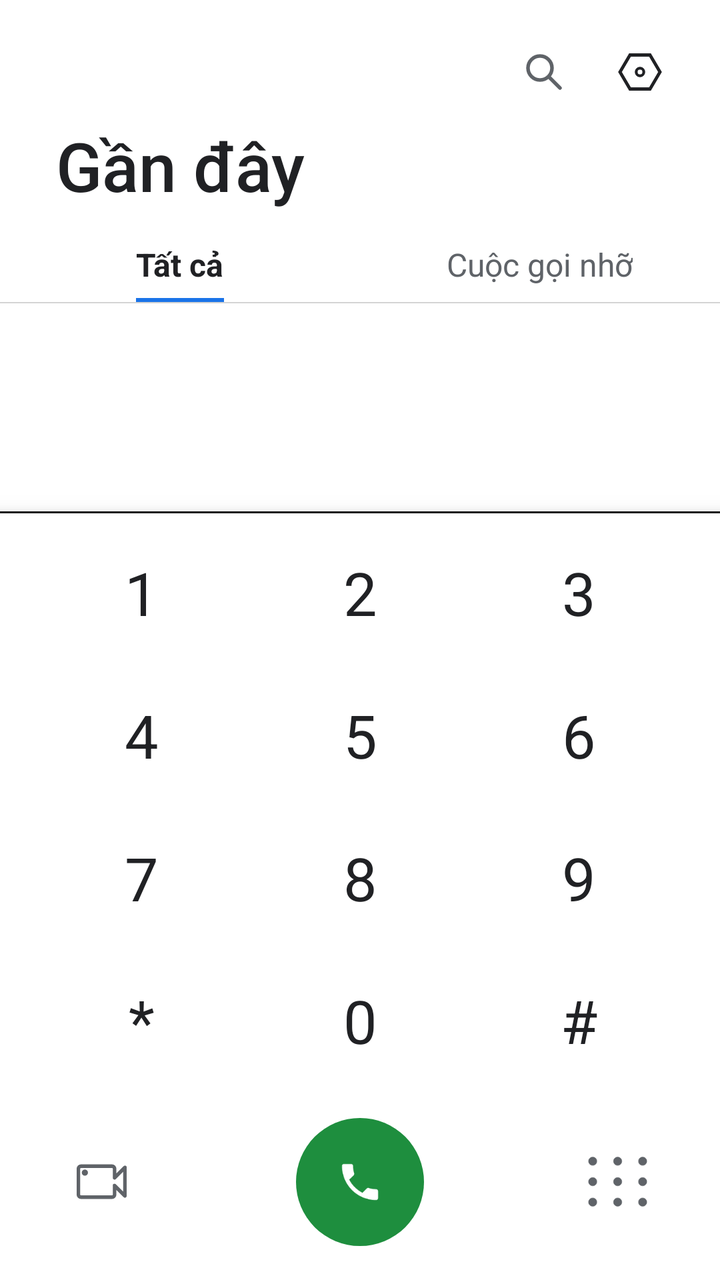
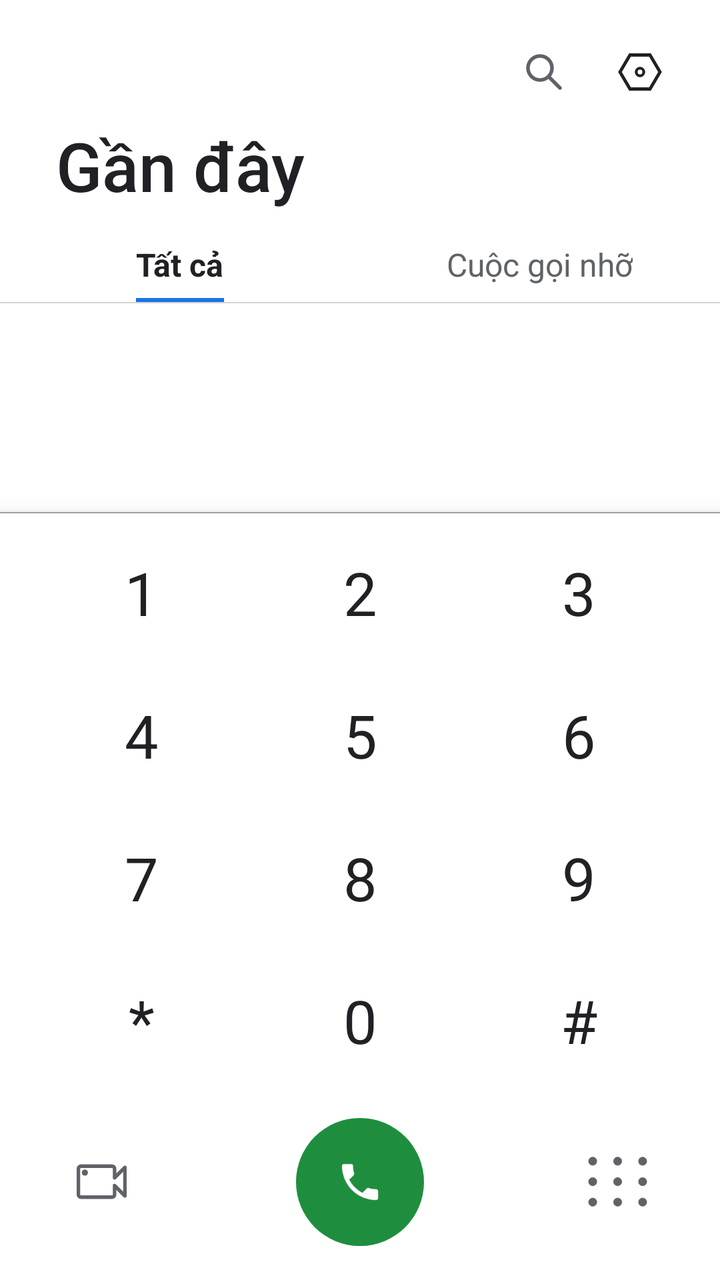

Two renders of the same Android screen: before a commit and after it. Below are the layout's source before the change and the commit's diff.
<!-- AndroidManifest.xml: application theme Theme.SimpleCall -->
<!-- res/layout/fragment_dialer.xml -->
<?xml version="1.0" encoding="utf-8"?>
<LinearLayout xmlns:android="http://schemas.android.com/apk/res/android"
    xmlns:app="http://schemas.android.com/apk/res-auto"
    xmlns:tools="http://schemas.android.com/tools"
    android:layout_width="match_parent"
    android:layout_height="match_parent"
    android:orientation="vertical"
    android:background="@color/bg">

    
    <LinearLayout
        android:id="@+id/llDialerHeader"
        android:layout_width="match_parent" android:layout_height="wrap_content"
        android:orientation="vertical">

        <FrameLayout
            android:layout_width="match_parent" android:layout_height="wrap_content"
            android:paddingTop="16dp" android:paddingEnd="20dp">
            <LinearLayout
                android:layout_width="wrap_content" android:layout_height="wrap_content"
                android:layout_gravity="end"
                android:orientation="horizontal">
                <ImageButton
                    android:id="@+id/btnDialerSearch"
                    android:layout_width="40dp" android:layout_height="40dp"
                    android:background="@android:color/transparent"
                    android:src="@drawable/ic_search"
                    android:contentDescription="@string/search" />
                <ImageButton
                    android:id="@+id/btnDialerSettings"
                    android:layout_width="40dp" android:layout_height="40dp"
                    android:layout_marginStart="8dp"
                    android:background="@android:color/transparent"
                    android:src="@drawable/ic_hexagon_settings"
                    android:contentDescription="@string/settings" />
            </LinearLayout>
        </FrameLayout>

        
        <LinearLayout
            android:id="@+id/searchBarDialer"
            android:layout_width="match_parent"
            android:layout_height="wrap_content"
            android:orientation="horizontal"
            android:gravity="center_vertical"
            android:paddingStart="12dp" android:paddingEnd="8dp"
            android:paddingTop="6dp" android:paddingBottom="4dp"
            android:visibility="gone">
            <EditText
                android:id="@+id/etSearchDialer"
                android:layout_width="0dp"
                android:layout_height="40dp"
                android:layout_weight="1"
                android:background="@drawable/bg_search"
                android:hint="Tìm số hoặc tên..."
                android:textSize="15sp"
                android:textColor="@color/text_primary"
                android:textColorHint="@color/text_hint"
                android:paddingStart="14dp" android:paddingEnd="14dp"
                android:imeOptions="actionSearch"
                android:inputType="text"
                android:singleLine="true" />
            <ImageButton
                android:id="@+id/btnSearchCloseDialer"
                android:layout_width="40dp" android:layout_height="40dp"
                android:background="@android:color/transparent"
                android:src="@drawable/ic_arrow_back"
                android:tint="@color/text_secondary"
                android:contentDescription="Đóng tìm kiếm" />
        </LinearLayout>

        <LinearLayout
            android:id="@+id/llDialerTitleTabs"
            android:layout_width="match_parent" android:layout_height="wrap_content"
            android:orientation="vertical">

        <TextView
            android:layout_width="wrap_content" android:layout_height="wrap_content"
            android:layout_marginStart="28dp" android:layout_marginTop="4dp"
            android:text="@string/recents_title"
            android:textSize="34sp"
            android:textColor="@color/text_primary"
            android:fontFamily="sans-serif-medium" />

        <LinearLayout
            android:layout_width="match_parent" android:layout_height="wrap_content"
            android:orientation="horizontal"
            android:paddingTop="16dp">

            <FrameLayout
                android:layout_width="0dp" android:layout_height="wrap_content"
                android:layout_weight="1">
                <LinearLayout
                    android:id="@+id/tabAll"
                    android:layout_width="wrap_content" android:layout_height="wrap_content"
                    android:layout_gravity="center"
                    android:orientation="vertical"
                    android:gravity="center_horizontal"
                    android:clickable="true" android:focusable="true">
                    <TextView
                        android:id="@+id/tvTabAll"
                        android:layout_width="wrap_content" android:layout_height="wrap_content"
                        android:text="@string/tab_all"
                        android:textSize="16sp" android:textStyle="bold"
                        android:textColor="@color/text_primary"
                        android:fontFamily="sans-serif" />
                    <View
                        android:id="@+id/tabAllUnderline"
                        android:layout_width="match_parent" android:layout_height="2dp"
                        android:layout_marginTop="6dp"
                        android:background="@color/accent_blue" />
                </LinearLayout>
            </FrameLayout>

            <FrameLayout
                android:layout_width="0dp" android:layout_height="wrap_content"
                android:layout_weight="1">
                <LinearLayout
                    android:id="@+id/tabMissed"
                    android:layout_width="wrap_content" android:layout_height="wrap_content"
                    android:layout_gravity="center"
                    android:orientation="vertical"
                    android:gravity="center_horizontal"
                    android:clickable="true" android:focusable="true">
                    <TextView
                        android:id="@+id/tvTabMissed"
                        android:layout_width="wrap_content" android:layout_height="wrap_content"
                        android:text="@string/tab_missed"
                        android:textSize="16sp"
                        android:textColor="@color/text_secondary"
                        android:fontFamily="sans-serif" />
                    <View
                        android:id="@+id/tabMissedUnderline"
                        android:layout_width="match_parent" android:layout_height="2dp"
                        android:layout_marginTop="6dp"
                        android:background="@android:color/transparent" />
                </LinearLayout>
            </FrameLayout>
        </LinearLayout>

        <View
            android:layout_width="match_parent" android:layout_height="0.5dp"
            android:background="#332B2B2B" />
        </LinearLayout>
    </LinearLayout>

    
    <FrameLayout
        android:layout_width="match_parent"
        android:layout_height="0dp"
        android:layout_weight="1">

    
    <androidx.recyclerview.widget.RecyclerView
        android:id="@+id/rvRecents"
        android:layout_width="match_parent"
        android:layout_height="match_parent"
        android:clipToPadding="false"
        android:paddingBottom="280dp" />

    
    <LinearLayout
        android:id="@+id/llSuggestionsWrap"
        android:layout_width="match_parent"
        android:layout_height="match_parent"
        android:orientation="vertical"
        android:paddingBottom="280dp"
        android:visibility="gone">

        <TextView
            android:id="@+id/tvSuggestionsHeader"
            android:layout_width="match_parent"
            android:layout_height="wrap_content"
            android:text="@string/all_contacts"
            android:textSize="14sp"
            android:textColor="@color/text_secondary"
            android:fontFamily="sans-serif"
            android:paddingStart="20dp"
            android:paddingEnd="20dp"
            android:paddingTop="14dp"
            android:paddingBottom="8dp" />

        <androidx.recyclerview.widget.RecyclerView
            android:id="@+id/rvSuggestions"
            android:layout_width="match_parent"
            android:layout_height="0dp"
            android:layout_weight="1"
            android:clipToPadding="false" />
    </LinearLayout>

    
    <LinearLayout
        android:id="@+id/llNoMatchActions"
        android:layout_width="match_parent"
        android:layout_height="wrap_content"
        android:orientation="vertical"
        android:paddingStart="10dp"
        android:paddingTop="8dp"
        android:visibility="gone">

        
        <LinearLayout
            android:id="@+id/rowCreateContact"
            android:layout_width="match_parent" android:layout_height="wrap_content"
            android:orientation="horizontal" android:gravity="center_vertical"
            android:background="@drawable/bg_settings_row"
            android:clickable="true" android:focusable="true"
            android:paddingStart="20dp" android:paddingEnd="20dp"
            android:paddingTop="14dp" android:paddingBottom="14dp">
            <ImageView android:layout_width="24dp" android:layout_height="24dp"
                android:src="@drawable/ic_add" app:tint="@color/white" tools:ignore="MissingClass"/>
            <TextView android:layout_width="0dp" android:layout_height="wrap_content"
                android:layout_weight="1" android:layout_marginStart="24dp"
                android:text="@string/create_new_contact"
                android:textSize="16sp" android:textColor="@color/text_primary" android:fontFamily="sans-serif"/>
        </LinearLayout>

        <LinearLayout
            android:id="@+id/rowAddToExisting"
            android:layout_width="match_parent" android:layout_height="wrap_content"
            android:orientation="horizontal" android:gravity="center_vertical"
            android:background="@drawable/bg_settings_row"
            android:clickable="true" android:focusable="true"
            android:paddingStart="20dp" android:paddingEnd="20dp"
            android:paddingTop="14dp" android:paddingBottom="14dp">
            <ImageView android:layout_width="24dp" android:layout_height="24dp"
                android:src="@drawable/ic_person_add" app:tint="@color/white" tools:ignore="MissingClass"/>
            <TextView android:layout_width="0dp" android:layout_height="wrap_content"
                android:layout_weight="1" android:layout_marginStart="24dp"
                android:text="@string/add_to_existing_contact"
                android:textSize="16sp" android:textColor="@color/text_primary" android:fontFamily="sans-serif"/>
        </LinearLayout>

        
        <LinearLayout
            android:id="@+id/rowSendSms"
            android:layout_width="match_parent" android:layout_height="wrap_content"
            android:orientation="horizontal" android:gravity="center_vertical"
            android:background="@drawable/bg_settings_row"
            android:clickable="true" android:focusable="true"
            android:paddingStart="20dp" android:paddingEnd="20dp"
            android:paddingTop="14dp" android:paddingBottom="14dp">
            <ImageView android:layout_width="24dp" android:layout_height="24dp"
                android:src="@drawable/ic_message_outline" app:tint="@color/white" tools:ignore="MissingClass"/>
            <TextView android:layout_width="0dp" android:layout_height="wrap_content"
                android:layout_weight="1" android:layout_marginStart="24dp"
                android:text="@string/send_sms"
                android:textSize="16sp" android:textColor="@color/text_primary" android:fontFamily="sans-serif"/>
        </LinearLayout>

        <LinearLayout
            android:id="@+id/rowVideoMeet"
            android:layout_width="match_parent" android:layout_height="wrap_content"
            android:orientation="horizontal" android:gravity="center_vertical"
            android:background="@drawable/bg_settings_row"
            android:clickable="true" android:focusable="true"
            android:paddingStart="20dp" android:paddingEnd="20dp"
            android:paddingTop="14dp" android:paddingBottom="14dp">
            <ImageView android:layout_width="24dp" android:layout_height="24dp"
                android:src="@drawable/ic_video_call" app:tint="@color/white" tools:ignore="MissingClass"/>
            <TextView android:layout_width="0dp" android:layout_height="wrap_content"
                android:layout_weight="1" android:layout_marginStart="24dp"
                android:text="@string/video_call_meet"
                android:textSize="16sp" android:textColor="@color/text_primary" android:fontFamily="sans-serif"/>
        </LinearLayout>
    </LinearLayout>

    
    <LinearLayout
        android:id="@+id/panelKeypad"
        android:layout_width="match_parent"
        android:layout_height="wrap_content"
        android:layout_gravity="bottom"
        android:orientation="vertical"
        android:background="@color/bg"
        android:elevation="8dp">

        
        <View
            android:layout_width="match_parent"
            android:layout_height="1dp"
            android:background="#151515" /> 

        
        <FrameLayout
            android:id="@+id/frameNumber"
            android:layout_width="match_parent"
            android:layout_height="wrap_content"
            android:paddingTop="10dp"
            android:paddingStart="20dp"
            android:paddingEnd="20dp"
            android:visibility="gone">

            <ImageButton
                android:id="@+id/btnDialMenu"
                android:layout_width="40dp"
                android:layout_height="40dp"
                android:layout_gravity="center_vertical|start"
                android:background="@android:color/transparent"
                android:src="@drawable/ic_more_vert"
                android:contentDescription="@string/dialpad_options"
                android:visibility="invisible" />

            <EditText
                android:id="@+id/etNumber"
                android:layout_width="match_parent"
                android:layout_height="wrap_content"
                android:layout_gravity="center_vertical"
                android:paddingStart="48dp"
                android:paddingEnd="62dp"
                android:background="@null"
                android:inputType="none"
                android:gravity="center"
                android:textSize="32sp"
                android:textColor="@color/text_primary"
                android:fontFamily="sans-serif-light"
                android:cursorVisible="false"
                android:maxLines="1" />

            <ImageButton
                android:id="@+id/btnBackspace"
                android:layout_width="62dp"
                android:layout_height="40dp"
                android:layout_gravity="center_vertical|end"
                android:background="@android:color/transparent"
                android:src="@drawable/ic_backspace"
                android:contentDescription="@string/cancel"
                android:visibility="invisible" />
        </FrameLayout>

        
        <GridLayout
            android:id="@+id/keypad"
            android:layout_width="match_parent"
            android:layout_height="wrap_content"
            android:layout_marginTop="4dp"
            android:paddingStart="16dp"
            android:paddingEnd="16dp"
            android:columnCount="3"
            android:rowCount="4"
            android:useDefaultMargins="false">

            <Button android:tag="1" style="@style/KeyBtn" android:text="1" android:layout_columnWeight="1" />
            <Button android:tag="2" style="@style/KeyBtn" android:text="2" android:layout_columnWeight="1" />
            <Button android:tag="3" style="@style/KeyBtn" android:text="3" android:layout_columnWeight="1" />
            <Button android:tag="4" style="@style/KeyBtn" android:text="4" android:layout_columnWeight="1" />
            <Button android:tag="5" style="@style/KeyBtn" android:text="5" android:layout_columnWeight="1" />
            <Button android:tag="6" style="@style/KeyBtn" android:text="6" android:layout_columnWeight="1" />
            <Button android:tag="7" style="@style/KeyBtn" android:text="7" android:layout_columnWeight="1" />
            <Button android:tag="8" style="@style/KeyBtn" android:text="8" android:layout_columnWeight="1" />
            <Button android:tag="9" style="@style/KeyBtn" android:text="9" android:layout_columnWeight="1" />
            <Button android:tag="*" style="@style/KeyBtn" android:text="*" android:layout_columnWeight="1" />
            <Button android:tag="0" style="@style/KeyBtn" android:text="0" android:layout_columnWeight="1" />
            <Button android:tag="#" style="@style/KeyBtn" android:text="#" android:layout_columnWeight="1" />
        </GridLayout>

        
        <LinearLayout
            android:id="@+id/rowDialControls"
            android:layout_width="match_parent"
            android:layout_height="wrap_content"
            android:orientation="horizontal"
            android:gravity="center_vertical"
            android:paddingTop="12dp"
            android:paddingBottom="16dp"
            android:paddingStart="8dp"
            android:paddingEnd="8dp">

            
            <FrameLayout
                android:id="@+id/btnVideoCall"
                android:layout_width="0dp" android:layout_height="66dp"
                android:layout_weight="1"
                android:background="@android:color/transparent"
                android:clickable="true" android:focusable="true"
                android:contentDescription="@string/video_call">
                <ImageView android:layout_width="31dp" android:layout_height="31dp"
                    android:layout_gravity="center"
                    android:src="@drawable/ic_video_call_outline"
                    android:tint="@color/text_secondary"
                    tools:ignore="MissingClass"/>
            </FrameLayout>

            
            <FrameLayout
                android:layout_width="0dp" android:layout_height="66dp"
                android:layout_weight="2"
                android:gravity="center">

                <ImageButton
                    android:id="@+id/btnCall"
                    android:layout_width="64dp" android:layout_height="64dp"
                    android:layout_gravity="center"
                    android:background="@drawable/bg_call_circle"
                    android:src="@drawable/ic_call"
                    android:contentDescription="@string/call"
                    android:visibility="visible" />

                <LinearLayout
                    android:id="@+id/llCallDual"
                    android:layout_width="158dp" android:layout_height="50dp"
                    android:layout_gravity="center"
                    android:orientation="horizontal"
                    android:visibility="gone">

                    
                    <FrameLayout
                        android:id="@+id/btnCallSim1"
                        android:layout_width="0dp" android:layout_height="match_parent"
                        android:layout_weight="1"
                        android:background="@drawable/bg_call_pill_left"
                        android:clickable="true" android:focusable="true">
                        <ImageView android:layout_width="20dp" android:layout_height="20dp"
                            android:layout_gravity="center" android:src="@drawable/ic_call" tools:ignore="MissingClass"/>
                        <TextView android:layout_width="wrap_content" android:layout_height="wrap_content"
                            android:layout_gravity="center" android:translationX="8dp" android:translationY="-4dp"
                            android:text="1" android:textSize="11sp" android:textStyle="bold"
                            android:textColor="@color/white" android:fontFamily="sans-serif-medium"/>
                    </FrameLayout>

                    
                    <FrameLayout
                        android:id="@+id/btnCallSim2"
                        android:layout_width="0dp" android:layout_height="match_parent"
                        android:layout_weight="1"
                        android:background="@drawable/bg_call_pill_right"
                        android:clickable="true" android:focusable="true">
                        <ImageView android:layout_width="20dp" android:layout_height="20dp"
                            android:layout_gravity="center" android:src="@drawable/ic_call" tools:ignore="MissingClass"/>
                        <TextView android:layout_width="wrap_content" android:layout_height="wrap_content"
                            android:layout_gravity="center" android:translationX="8dp" android:translationY="-4dp"
                            android:text="2" android:textSize="11sp" android:textStyle="bold"
                            android:textColor="@color/white" android:fontFamily="sans-serif-medium"/>
                    </FrameLayout>
                </LinearLayout>
            </FrameLayout>

            
            <FrameLayout
                android:layout_width="0dp" android:layout_height="66dp"
                android:layout_weight="1"
                android:background="@android:color/transparent">
                <ImageButton
                    android:id="@+id/btnKeypadToggle"
                    android:layout_width="31dp" android:layout_height="31dp"
                    android:layout_gravity="center"
                    android:background="@android:color/transparent"
                    android:src="@drawable/ic_dialpad"
                    android:scaleType="fitCenter"
                    android:tint="@color/text_secondary"
                    android:contentDescription="@string/open_dialpad" />
            </FrameLayout>

        </LinearLayout>
    </LinearLayout>

    </FrameLayout>
</LinearLayout>
<!-- resources referenced by this layout -->
<resources>
  <color name="accent_blue">#1A73E8</color>
  <color name="bg">#FFFFFF</color>
  <color name="text_hint">#9AA0A6</color>
  <color name="text_primary">#202124</color>
  <color name="text_secondary">#5F6368</color>
  <color name="white">#FFFFFF</color>
  <!-- drawable bg_call_circle (drawable) -->
  <?xml version="1.0" encoding="utf-8"?>
  <ripple xmlns:android="http://schemas.android.com/apk/res/android"
      android:color="#331E8E3E">
      <item>
          <shape android:shape="oval">
              <solid android:color="@color/btn_call" />
          </shape>
      </item>
  </ripple>
  <!-- drawable bg_search (drawable) -->
  <?xml version="1.0" encoding="utf-8"?>
  <shape xmlns:android="http://schemas.android.com/apk/res/android"
      android:shape="rectangle">
      <solid android:color="@color/bg_surface" />
      <corners android:radius="24dp" />
  </shape>
  <!-- drawable bg_settings_row (drawable) -->
  <?xml version="1.0" encoding="utf-8"?>
  <ripple xmlns:android="http://schemas.android.com/apk/res/android"
      android:color="@color/key_ripple">
      <item>
          <shape android:shape="rectangle">
              <solid android:color="@color/bg_row" />
          </shape>
      </item>
  </ripple>
  <!-- drawable ic_add (drawable) -->
  <?xml version="1.0" encoding="utf-8"?>
  <vector xmlns:android="http://schemas.android.com/apk/res/android"
      android:width="24dp" android:height="24dp"
      android:viewportWidth="24" android:viewportHeight="24">
      
      <path android:fillColor="#FFFFFFFF"
          android:pathData="M20.4,13.2 L13.2,13.2 L13.2,20.4 L10.8,20.4 L10.8,13.2 L3.6,13.2
                             L3.6,10.8 L10.8,10.8 L10.8,3.6 L13.2,3.6 L13.2,10.8 L20.4,10.8 Z"/>
  </vector>
  <!-- drawable ic_arrow_back (drawable) -->
  <?xml version="1.0" encoding="utf-8"?>
  <vector xmlns:android="http://schemas.android.com/apk/res/android"
      android:width="24dp" android:height="24dp"
      android:viewportWidth="24" android:viewportHeight="24">
      
      <path android:fillColor="@color/text_primary"
          android:pathData="M20,11H7.83l5.59-5.59L12,4l-8,8 8,8 1.41-1.41L7.83,13H20v-2z"/>
  </vector>
  <!-- drawable ic_video_call (drawable) -->
  <?xml version="1.0" encoding="utf-8"?>
  <vector xmlns:android="http://schemas.android.com/apk/res/android"
      android:width="24dp" android:height="24dp"
      android:viewportWidth="24" android:viewportHeight="24">
      <path android:fillColor="#FFFFFF"
          android:pathData="M17,10.5V7c0-0.55-0.45-1-1-1H4C3.45,6 3,6.45 3,7v10c0,0.55 0.45,1 1,1h12c0.55,0 1-0.45 1-1v-3.5l4,4v-11L17,10.5z"/>
  </vector>
  <string name="add_to_existing_contact">Thêm vào liên hệ hiện có</string>
  <string name="all_contacts">Tất cả liên hệ</string>
  <string name="call">Gọi</string>
  <string name="cancel">Hủy</string>
  <string name="create_new_contact">Tạo liên hệ mới</string>
  <string name="dialpad_options">Tùy chọn quay số</string>
  <string name="open_dialpad">Bàn phím</string>
  <string name="recents_title">Gần đây</string>
  <string name="search">Tìm kiếm</string>
  <string name="send_sms">Gửi tin nhắn SMS</string>
  <string name="settings">Cài đặt</string>
  <string name="tab_all">Tất cả</string>
  <string name="tab_missed">Cuộc gọi nhỡ</string>
  <string name="video_call">Gọi video</string>
  <string name="video_call_meet">Cuộc gọi video Meet</string>
  <color name="btn_call">#1E8E3E</color>
  <color name="btn_call_sim1">#27C76F</color>
  <color name="btn_call_pill_right">#1AA155</color>
  <color name="bg_surface">#F1F3F4</color>
  <color name="key_ripple">#22000000</color>
  <color name="bg_row">#FFFFFF</color>
  <!-- drawable bg_key (drawable) -->
  <?xml version="1.0" encoding="utf-8"?>
  <ripple xmlns:android="http://schemas.android.com/apk/res/android"
      android:color="@color/key_ripple">
      <item>
          <shape android:shape="oval">
              <solid android:color="@android:color/transparent" />
          </shape>
      </item>
  </ripple>
  <color name="primary">#1E8E3E</color>
  <color name="primary_dark">#137333</color>
  <!-- unchanged entries left out for length: 13 -->
</resources>

<!-- the commit's change to res/layout/fragment_dialer.xml (unified diff, before → after) -->
@@ -278,8 +278,9 @@
         
         <View
             android:layout_width="match_parent"
-            android:layout_height="1dp"
-            android:background="#151515" /> 
+            android:layout_height="0.5dp"
+            android:background="#151515"
+            android:alpha="0.4" /> 
 
         
         <FrameLayout
